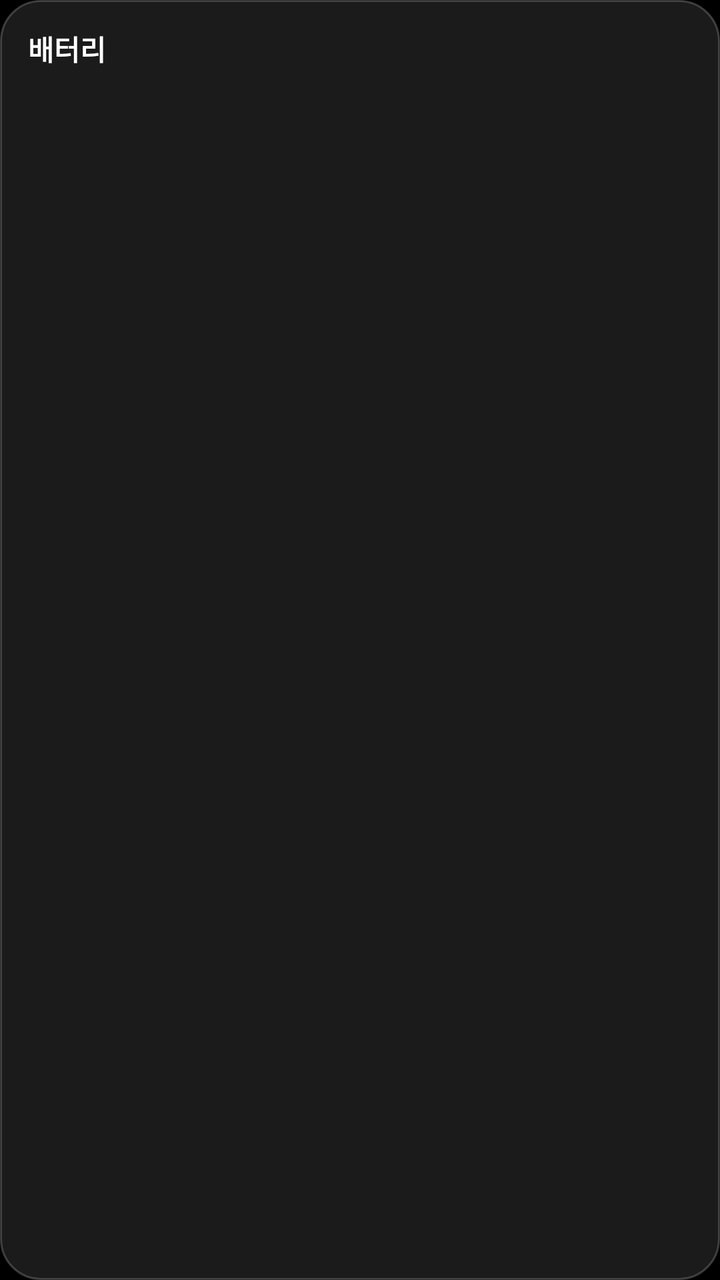
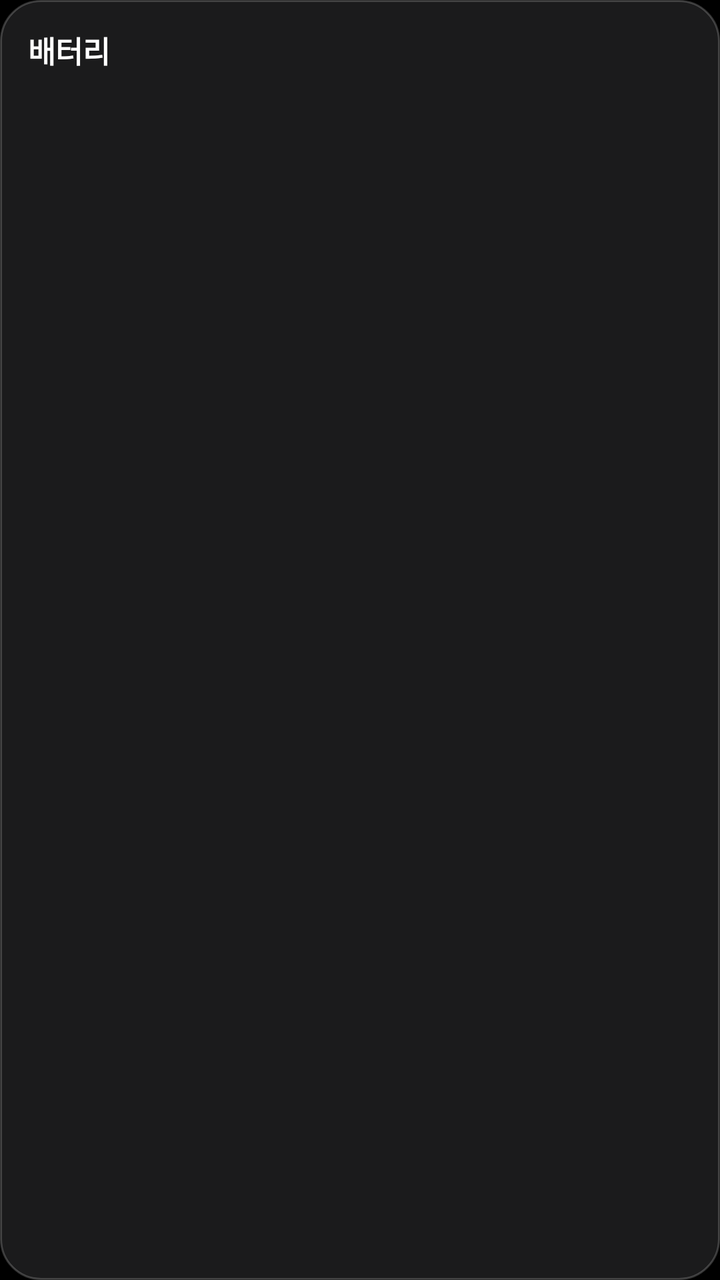

Compare the two renders of this Android layout. The source of the first and the diff that turns it into the second are given below.
<!-- AndroidManifest.xml: application theme Theme.MacLauncher -->
<!-- res/layout/widget_battery.xml -->
<?xml version="1.0" encoding="utf-8"?>
<LinearLayout xmlns:android="http://schemas.android.com/apk/res/android"
    android:id="@+id/bat_root"
    android:layout_width="match_parent"
    android:layout_height="match_parent"
    android:background="@drawable/widget_bg"
    android:orientation="vertical"
    android:padding="14dp">

    <TextView
        android:layout_width="wrap_content"
        android:layout_height="wrap_content"
        android:text="@string/widget_battery_title"
        android:textColor="#FFFFFF"
        android:textSize="14sp"
        android:textStyle="bold" />

    <TextView
        android:id="@+id/bat_hint"
        android:layout_width="wrap_content"
        android:layout_height="wrap_content"
        android:text="버즈·워치도 보려면 탭해서 권한 허용"
        android:textColor="#99FFFFFF"
        android:textSize="11sp"
        android:visibility="gone" />

    <LinearLayout
        android:layout_width="match_parent"
        android:layout_height="0dp"
        android:layout_marginTop="8dp"
        android:layout_weight="1"
        android:orientation="horizontal">
        <LinearLayout
            android:id="@+id/bat_slot0"
            android:layout_width="0dp"
            android:layout_height="match_parent"
            android:layout_weight="1"
            android:gravity="center_horizontal"
            android:orientation="vertical">

            
            <ImageView
                android:id="@+id/bat_ring0"
                android:layout_width="match_parent"
                android:layout_height="0dp"
                android:layout_weight="1"
                android:padding="2dp"
                android:scaleType="fitCenter" />

            <TextView
                android:id="@+id/bat_level0"
                android:layout_width="wrap_content"
                android:layout_height="wrap_content"
                android:layout_marginTop="4dp"
                android:textColor="#FFFFFF"
                android:textSize="15sp"
                android:textStyle="bold" />
        </LinearLayout>
        <LinearLayout
            android:id="@+id/bat_slot1"
            android:layout_width="0dp"
            android:layout_height="match_parent"
            android:layout_weight="1"
            android:gravity="center_horizontal"
            android:orientation="vertical">

            
            <ImageView
                android:id="@+id/bat_ring1"
                android:layout_width="match_parent"
                android:layout_height="0dp"
                android:layout_weight="1"
                android:padding="2dp"
                android:scaleType="fitCenter" />

            <TextView
                android:id="@+id/bat_level1"
                android:layout_width="wrap_content"
                android:layout_height="wrap_content"
                android:layout_marginTop="4dp"
                android:textColor="#FFFFFF"
                android:textSize="15sp"
                android:textStyle="bold" />
        </LinearLayout>
        <LinearLayout
            android:id="@+id/bat_slot2"
            android:layout_width="0dp"
            android:layout_height="match_parent"
            android:layout_weight="1"
            android:gravity="center_horizontal"
            android:orientation="vertical">

            
            <ImageView
                android:id="@+id/bat_ring2"
                android:layout_width="match_parent"
                android:layout_height="0dp"
                android:layout_weight="1"
                android:padding="2dp"
                android:scaleType="fitCenter" />

            <TextView
                android:id="@+id/bat_level2"
                android:layout_width="wrap_content"
                android:layout_height="wrap_content"
                android:layout_marginTop="4dp"
                android:textColor="#FFFFFF"
                android:textSize="15sp"
                android:textStyle="bold" />
        </LinearLayout>
        <LinearLayout
            android:id="@+id/bat_slot3"
            android:layout_width="0dp"
            android:layout_height="match_parent"
            android:layout_weight="1"
            android:gravity="center_horizontal"
            android:orientation="vertical">

            
            <ImageView
                android:id="@+id/bat_ring3"
                android:layout_width="match_parent"
                android:layout_height="0dp"
                android:layout_weight="1"
                android:padding="2dp"
                android:scaleType="fitCenter" />

            <TextView
                android:id="@+id/bat_level3"
                android:layout_width="wrap_content"
                android:layout_height="wrap_content"
                android:layout_marginTop="4dp"
                android:textColor="#FFFFFF"
                android:textSize="15sp"
                android:textStyle="bold" />
        </LinearLayout>
    </LinearLayout>
</LinearLayout>
<!-- resources referenced by this layout -->
<resources>
  <!-- drawable widget_bg (drawable) -->
  <?xml version="1.0" encoding="utf-8"?>
  <shape xmlns:android="http://schemas.android.com/apk/res/android" android:shape="rectangle">
      <solid android:color="#E61E1E20" />
      <stroke android:width="1dp" android:color="#33FFFFFF" />
      <corners android:radius="20dp" />
  </shape>
  <string name="widget_battery_title">배터리</string>
  <style name="Theme.MacLauncher" parent="android:Theme.Material.NoActionBar">
          <item name="android:windowBackground">@android:color/black</item>
          <item name="android:statusBarColor">@android:color/transparent</item>
          <item name="android:navigationBarColor">@android:color/transparent</item>
      </style>
</resources>

<!-- the commit's change to res/layout/widget_battery.xml (unified diff, before → after) -->
@@ -12,7 +12,7 @@
         android:layout_height="wrap_content"
         android:text="@string/widget_battery_title"
         android:textColor="#FFFFFF"
-        android:textSize="14sp"
+        android:textSize="15sp"
         android:textStyle="bold" />
 
     <TextView
@@ -53,7 +53,7 @@
                 android:layout_height="wrap_content"
                 android:layout_marginTop="4dp"
                 android:textColor="#FFFFFF"
-                android:textSize="15sp"
+                android:textSize="20sp"
                 android:textStyle="bold" />
         </LinearLayout>
         <LinearLayout
@@ -79,7 +79,7 @@
                 android:layout_height="wrap_content"
                 android:layout_marginTop="4dp"
                 android:textColor="#FFFFFF"
-                android:textSize="15sp"
+                android:textSize="20sp"
                 android:textStyle="bold" />
         </LinearLayout>
         <LinearLayout
@@ -105,7 +105,7 @@
                 android:layout_height="wrap_content"
                 android:layout_marginTop="4dp"
                 android:textColor="#FFFFFF"
-                android:textSize="15sp"
+                android:textSize="20sp"
                 android:textStyle="bold" />
         </LinearLayout>
         <LinearLayout
@@ -131,7 +131,7 @@
                 android:layout_height="wrap_content"
                 android:layout_marginTop="4dp"
                 android:textColor="#FFFFFF"
-                android:textSize="15sp"
+                android:textSize="20sp"
                 android:textStyle="bold" />
         </LinearLayout>
     </LinearLayout>
